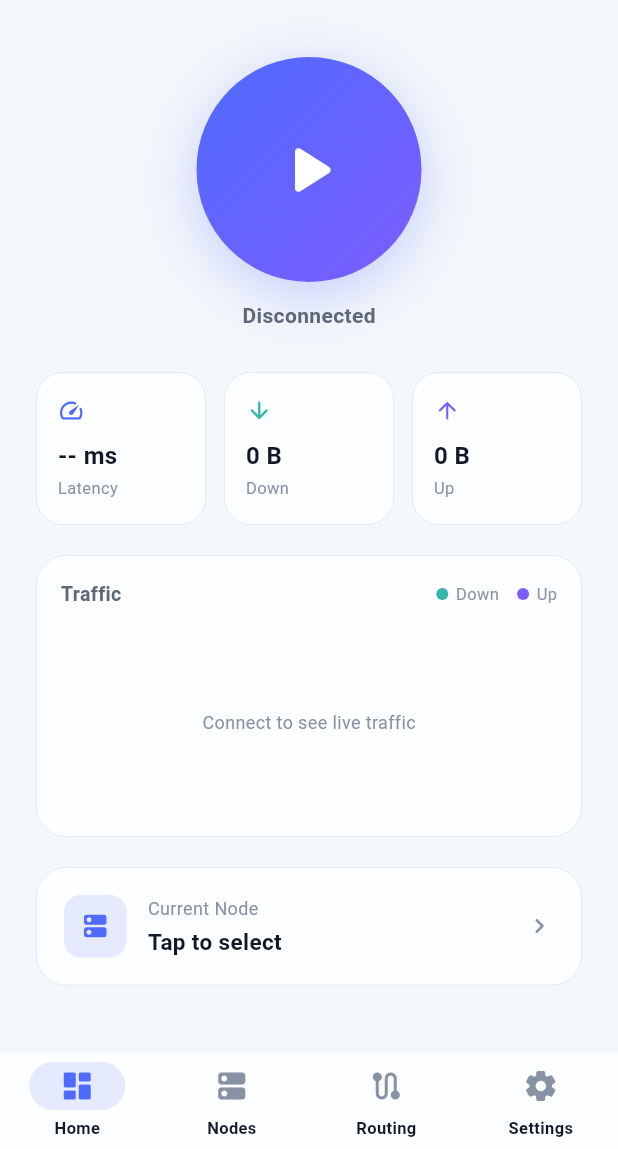
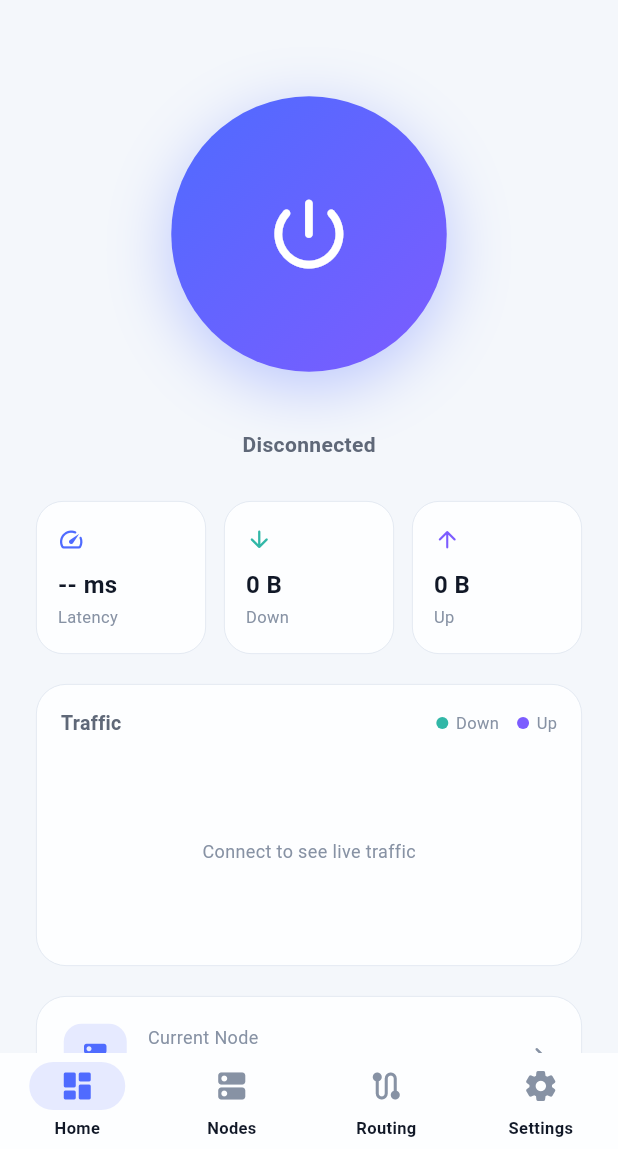
Before and after one commit to pittosporum-seu/flowgate, a Flutter app: the screen it shows after launch, on a phone screen of 412 x 824 dp, the part 87-1236 px from its top. Run offline on Flutter 3.47's test engine with Material 3 defaults, Android fonts, the phone set to English and light mode, and no system bars; our stand-ins replace flutter_riverpod, hive_flutter, package_info_plus, share_plus, shared_preferences, yaml; missing offline and left inert: flutter_v2ray, mobile_scanner; accounts and stored records are empty; network calls fail.

Commit message:
feat: state-driven connect button animation (#43) (#47)
- Convert _ConnectButton to ConsumerStatefulWidget with TickerProvider
- Breathing scale when disconnected, sonar pulse rings when connected,
  rotating arc when transitioning, red gradient on error
- Power icon + HapticFeedback on tap
- Proper controller lifecycle (sync on state change, dispose)

Closes #43

```diff
--- a/app/lib/features/dashboard/dashboard_page.dart
+++ b/app/lib/features/dashboard/dashboard_page.dart
@@ -1,5 +1,6 @@
 import 'package:fl_chart/fl_chart.dart';
 import 'package:flutter/material.dart';
+import 'package:flutter/services.dart';
 import 'package:flutter_riverpod/flutter_riverpod.dart';
 import '../../core/state/app_provider.dart';
 import '../../core/state/app_state.dart';
@@ -347,57 +348,196 @@ class _DashboardPageState extends ConsumerState<DashboardPage> {
   }
 }
 
-/// 连接按钮 - 状态驱动
-class _ConnectButton extends ConsumerWidget {
+/// 连接按钮 - 状态驱动动效
+class _ConnectButton extends ConsumerStatefulWidget {
   final VpnConnectionState state;
   const _ConnectButton({required this.state});
 
   @override
-  Widget build(BuildContext context, WidgetRef ref) {
-    final isRunning = state == VpnConnectionState.connected;
-    final isTransitioning = state == VpnConnectionState.connecting ||
-        state == VpnConnectionState.disconnecting;
+  ConsumerState<_ConnectButton> createState() => _ConnectButtonState();
+}
 
-    final gradient = isRunning
-        ? const LinearGradient(
+class _ConnectButtonState extends ConsumerState<_ConnectButton>
+    with TickerProviderStateMixin {
+  static const double _size = 180;
+  late final AnimationController _breath; // 空闲呼吸
+  late final AnimationController _pulse; // 连接声呐脉冲
+
+  @override
+  void initState() {
+    super.initState();
+    _breath = AnimationController(
+      vsync: this,
+      duration: const Duration(milliseconds: 2200),
+    );
+    _pulse = AnimationController(
+      vsync: this,
+      duration: const Duration(milliseconds: 2000),
+    );
+    _syncControllers();
+  }
+
+  @override
+  void didUpdateWidget(covariant _ConnectButton oldWidget) {
+    super.didUpdateWidget(oldWidget);
+    if (oldWidget.state != widget.state) _syncControllers();
+  }
+
+  /// 根据连接状态启停动画控制器
+  void _syncControllers() {
+    final connected = widget.state == VpnConnectionState.connected;
+    final transitioning = widget.state == VpnConnectionState.connecting ||
+        widget.state == VpnConnectionState.disconnecting;
+    if (connected) {
+      _breath.stop();
+      _breath.reset();
+      _pulse.repeat();
+    } else if (transitioning) {
+      _breath.stop();
+      _breath.reset();
+      _pulse.stop();
+      _pulse.reset();
+    } else {
+      // disconnected / error
+      _pulse.stop();
+      _pulse.reset();
+      _breath.repeat(reverse: true);
+    }
+  }
+
+  @override
+  void dispose() {
+    _breath.dispose();
+    _pulse.dispose();
+    super.dispose();
+  }
+
+  Color get _baseColor => switch (widget.state) {
+        VpnConnectionState.connected => FlowGateTheme.success,
+        VpnConnectionState.error => FlowGateTheme.danger,
+        _ => FlowGateTheme.primary,
+      };
+
+  Gradient get _gradient => switch (widget.state) {
+        VpnConnectionState.connected => const LinearGradient(
             colors: [FlowGateTheme.success, Color(0xFF2DD4A8)],
             begin: Alignment.topLeft,
-            end: Alignment.bottomRight)
-        : const LinearGradient(
+            end: Alignment.bottomRight,
+          ),
+        VpnConnectionState.error => const LinearGradient(
+            colors: [FlowGateTheme.danger, Color(0xFFFF8A95)],
+            begin: Alignment.topLeft,
+            end: Alignment.bottomRight,
+          ),
+        _ => const LinearGradient(
             colors: [FlowGateTheme.primary, FlowGateTheme.secondary],
             begin: Alignment.topLeft,
-            end: Alignment.bottomRight);
+            end: Alignment.bottomRight,
+          ),
+      };
+
+  @override
+  Widget build(BuildContext context) {
+    final isRunning = widget.state == VpnConnectionState.connected;
+    final isTransitioning = widget.state == VpnConnectionState.connecting ||
+        widget.state == VpnConnectionState.disconnecting;
 
     return Center(
+      child: SizedBox(
+        width: _size + 56,
+        height: _size + 56,
+        child: Stack(
+          alignment: Alignment.center,
+          children: [
+            if (isRunning) _buildPulseRings(),
+            if (isTransitioning) _buildSpinner(),
+            _buildCore(isTransitioning),
+          ],
+        ),
+      ),
+    );
+  }
+
+  /// 连接时的声呐脉冲环（3 个同心环交错扩散）
+  Widget _buildPulseRings() {
+    return AnimatedBuilder(
+      animation: _pulse,
+      builder: (context, _) {
+        return Stack(
+          alignment: Alignment.center,
+          children: List.generate(3, (i) {
+            final phase = (_pulse.value + i / 3) % 1.0;
+            final scale = 1.0 + phase * 0.5;
+            final opacity = (1 - phase) * 0.45;
+            return Transform.scale(
+              scale: scale,
+              child: Container(
+                width: _size,
+                height: _size,
+                decoration: BoxDecoration(
+                  shape: BoxShape.circle,
+                  border: Border.all(
+                    color: FlowGateTheme.success.withValues(alpha: opacity),
+                    width: 2,
+                  ),
+                ),
+              ),
+            );
+          }),
+        );
+      },
+    );
+  }
+
+  /// 连接中的旋转流光环
+  Widget _buildSpinner() {
+    return SizedBox(
+      width: _size + 24,
+      height: _size + 24,
+      child: const CircularProgressIndicator(
+        color: FlowGateTheme.primary,
+        strokeWidth: 3,
+        strokeCap: StrokeCap.round,
+      ),
+    );
+  }
+
+  /// 核心按钮（空闲呼吸缩放）
+  Widget _buildCore(bool isTransitioning) {
+    return AnimatedBuilder(
+      animation: _breath,
+      builder: (context, child) {
+        final scale = 1.0 + _breath.value * 0.03;
+        return Transform.scale(scale: scale, child: child);
+      },
       child: GestureDetector(
-        // 连接中也可点击（中断连接）；toggleConnection 会处理各状态
-        onTap: () => ref.read(appProvider.notifier).toggleConnection(),
+        onTap: () {
+          HapticFeedback.mediumImpact();
+          ref.read(appProvider.notifier).toggleConnection();
+        },
         child: AnimatedContainer(
           duration: const Duration(milliseconds: 400),
           curve: Curves.easeOutCubic,
-          width: 150,
-          height: 150,
+          width: _size,
+          height: _size,
           decoration: BoxDecoration(
             shape: BoxShape.circle,
-            gradient: gradient,
+            gradient: _gradient,
             boxShadow: [
               BoxShadow(
-                color: (isRunning ? FlowGateTheme.success : FlowGateTheme.primary)
-                    .withValues(alpha: 0.3),
-                blurRadius: 32,
-                offset: const Offset(0, 8),
+                color: _baseColor.withValues(alpha: 0.35),
+                blurRadius: 36,
+                offset: const Offset(0, 10),
               ),
             ],
           ),
-          child: isTransitioning
-              ? const Padding(
-                  padding: EdgeInsets.all(50),
-                  child: CircularProgressIndicator(color: Colors.white, strokeWidth: 3))
-              : Icon(
-                  isRunning ? Icons.pause_rounded : Icons.play_arrow_rounded,
-                  size: 56,
-                  color: Colors.white,
-                ),
+          child: Icon(
+            isTransitioning
+                ? Icons.hourglass_empty_rounded
+                : Icons.power_settings_new_rounded,
+            size: 60,
+            color: Colors.white,
+          ),
         ),
       ),
     );
```
